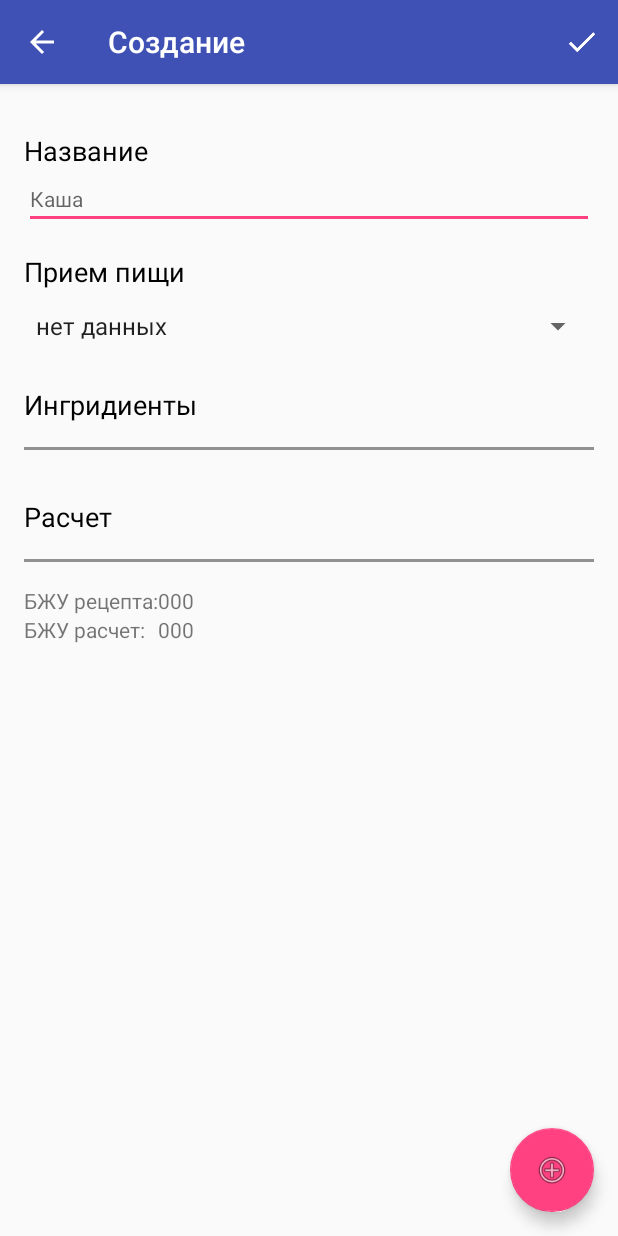
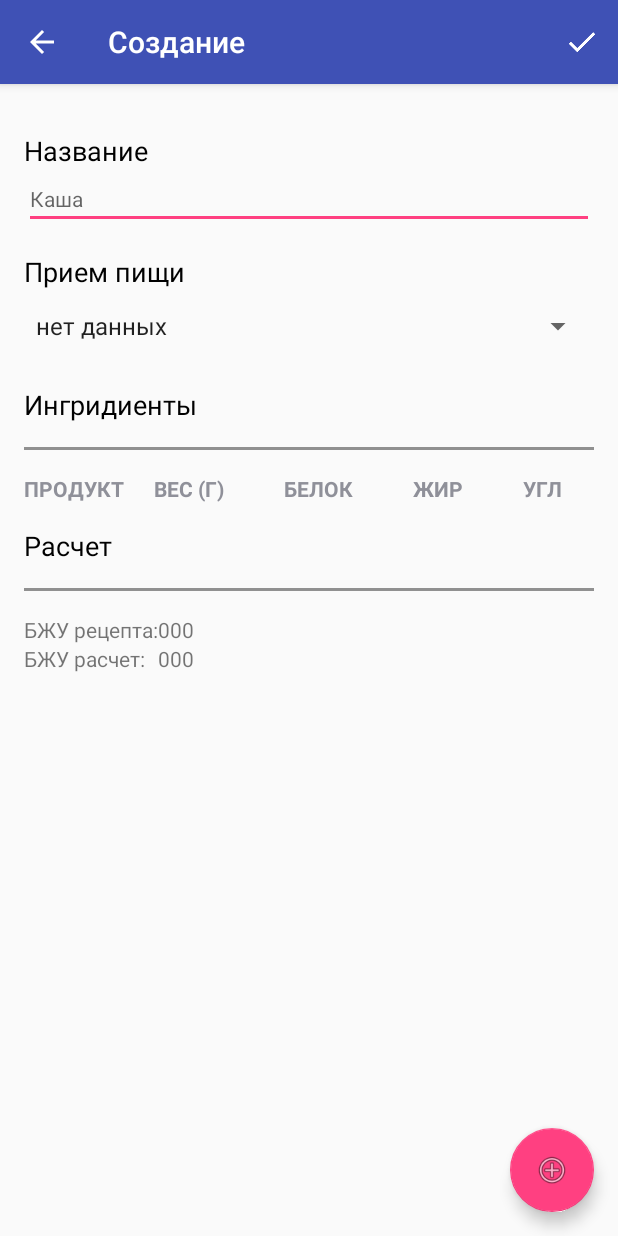
Before and after one commit to sfairat15/ketocalc, an Android app: the ReceiptEditorActivity screen opened directly, with no data from a screen before it, on a phone screen of 412 x 824 dp. Run offline under Robolectric (Android 15) with nearby library versions, the phone set to English and light mode, and no system bars.

Commit message:
поправил баг с удалением заголовка таблицы

```diff
--- a/app/src/main/java/ru/profitcode/ketocalc/ReceiptEditorActivity.java
+++ b/app/src/main/java/ru/profitcode/ketocalc/ReceiptEditorActivity.java
@@ -173,6 +173,7 @@ public class ReceiptEditorActivity extends AppCompatActivity implements
 
     private void rebindIngredientsTable() {
         mIngredientsTableLayout.removeAllViewsInLayout();
+        mIngredientsTableLayout.addView(getIngredientTableHeaderRow());
 
         for (ReceiptIngredientDto ingredient: mIngredients) {
             TableRow row = getIngredientTableRow(ingredient);
@@ -240,6 +241,13 @@ public class ReceiptEditorActivity extends AppCompatActivity implements
     }
 
     @NonNull
+    private TableRow getIngredientTableHeaderRow() {
+        LayoutInflater inflater = (LayoutInflater) getApplicationContext().getSystemService
+                (Context.LAYOUT_INFLATER_SERVICE);
+        TableRow row = (TableRow) inflater.inflate(R.layout.receipt_product_table_header, null);
+        return row;
+    }
+        @NonNull
     private TableRow getIngredientTableRow(ReceiptIngredientDto ingredient) {
         LayoutInflater inflater = (LayoutInflater)getApplicationContext().getSystemService
                 (Context.LAYOUT_INFLATER_SERVICE);
--- /dev/null
+++ b/app/src/main/res/layout/receipt_product_table_header.xml
@@ -0,0 +1,43 @@
+<?xml version="1.0" encoding="utf-8"?>
+<TableRow
+    xmlns:android="http://schemas.android.com/apk/res/android"
+    xmlns:tools="http://schemas.android.com/tools"
+    android:id="@+id/receipt_product_table_header_row">
+    <TextView
+        android:text="@string/receipt_product_caption_product"
+        android:textAllCaps="true"
+        android:textStyle="bold"
+        android:gravity="left"/>
+
+    <TextView
+        android:text="@string/receipt_product_caption_weight"
+        android:textAllCaps="true"
+        android:textStyle="bold"
+        android:gravity="center"
+        />
+
+    <TextView
+        android:text="@string/receipt_product_caption_protein"
+        android:textAllCaps="true"
+        android:textStyle="bold"
+        android:gravity="center"
+        />
+
+    <TextView
+        android:text="@string/receipt_product_caption_fat"
+        android:textAllCaps="true"
+        android:textStyle="bold"
+        android:gravity="center"
+        />
+
+    <TextView
+        android:text="@string/receipt_product_caption_carbo"
+        android:textAllCaps="true"
+        android:textStyle="bold"
+        android:gravity="center"
+        />
+
+    <TextView
+        android:text=""
+        />
+</TableRow>
```
